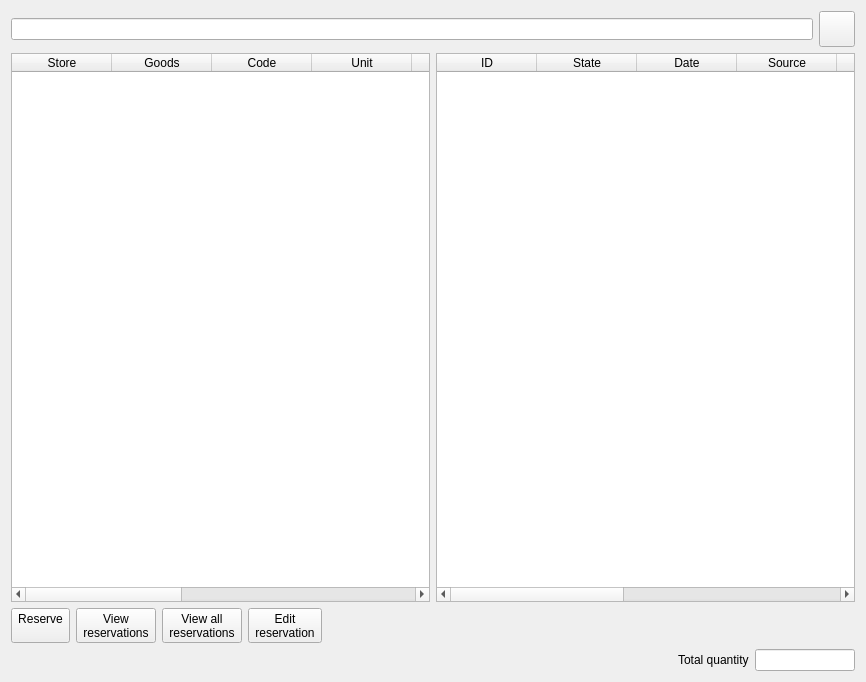
End1-1/Cafe5, file Shop/searchitems.ui: the form before one commit.
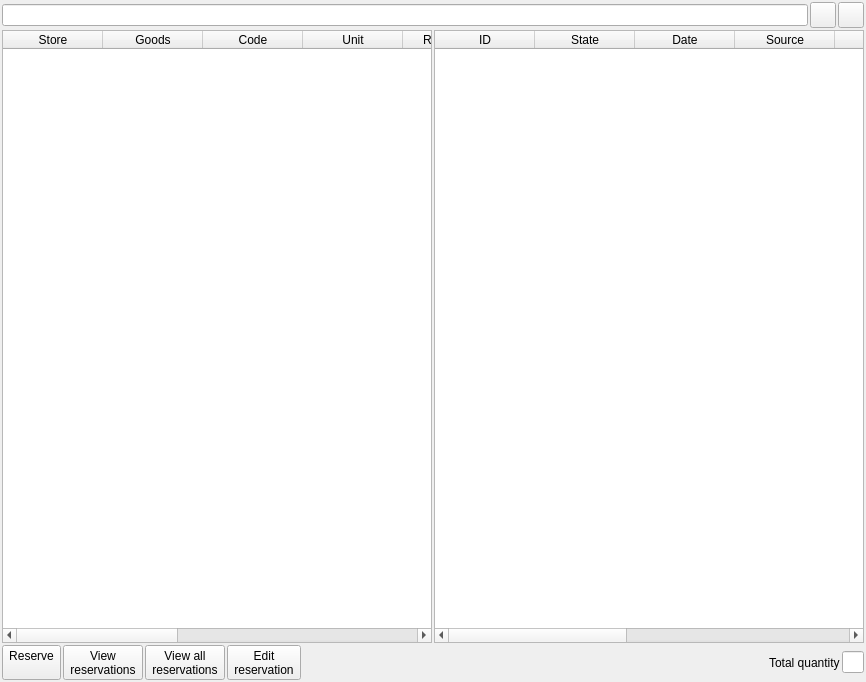
The form after the commit. Icons and pictures are not drawn. Custom widgets are drawn as their Qt base class.

What changed in the file:
```diff
--- a/Shop/searchitems.ui
+++ b/Shop/searchitems.ui
@@ -14,9 +14,27 @@
    <string>Search</string>
   </property>
   <layout class="QVBoxLayout" name="verticalLayout">
+   <property name="spacing">
+    <number>2</number>
+   </property>
+   <property name="leftMargin">
+    <number>2</number>
+   </property>
+   <property name="topMargin">
+    <number>2</number>
+   </property>
+   <property name="rightMargin">
+    <number>2</number>
+   </property>
+   <property name="bottomMargin">
+    <number>2</number>
+   </property>
    <item>
     <widget class="QWidget" name="widget" native="true">
      <layout class="QHBoxLayout" name="horizontalLayout">
+      <property name="spacing">
+       <number>2</number>
+      </property>
       <property name="leftMargin">
        <number>0</number>
       </property>
@@ -36,14 +54,14 @@
        <widget class="QToolButton" name="btnSearch">
         <property name="minimumSize">
          <size>
-          <width>36</width>
-          <height>36</height>
+          <width>26</width>
+          <height>26</height>
          </size>
         </property>
         <property name="maximumSize">
          <size>
-          <width>36</width>
-          <height>36</height>
+          <width>26</width>
+          <height>26</height>
          </size>
         </property>
         <property name="text">
@@ -55,8 +73,37 @@
         </property>
         <property name="iconSize">
          <size>
-          <width>35</width>
-          <height>32</height>
+          <width>24</width>
+          <height>24</height>
+         </size>
+        </property>
+       </widget>
+      </item>
+      <item>
+       <widget class="QToolButton" name="btnExit">
+        <property name="minimumSize">
+         <size>
+          <width>26</width>
+          <height>26</height>
+         </size>
+        </property>
+        <property name="maximumSize">
+         <size>
+          <width>26</width>
+          <height>26</height>
+         </size>
+        </property>
+        <property name="text">
+         <string/>
+        </property>
+        <property name="icon">
+         <iconset resource="../resources/res.qrc">
+          <normaloff>:/logout.png</normaloff>:/logout.png</iconset>
+        </property>
+        <property name="iconSize">
+         <size>
+          <width>24</width>
+          <height>24</height>
          </size>
         </property>
        </widget>
@@ -67,6 +114,9 @@
    <item>
     <widget class="QWidget" name="widget_4" native="true">
      <layout class="QHBoxLayout" name="horizontalLayout_4">
+      <property name="spacing">
+       <number>2</number>
+      </property>
       <property name="leftMargin">
        <number>0</number>
       </property>
@@ -206,6 +256,9 @@
    <item>
     <widget class="QWidget" name="widget_3" native="true">
      <layout class="QHBoxLayout" name="horizontalLayout_3">
+      <property name="spacing">
+       <number>2</number>
+      </property>
       <property name="leftMargin">
        <number>0</number>
       </property>
@@ -363,37 +416,6 @@
         </property>
        </spacer>
       </item>
-     </layout>
-    </widget>
-   </item>
-   <item>
-    <widget class="QWidget" name="widget_2" native="true">
-     <layout class="QHBoxLayout" name="horizontalLayout_2">
-      <property name="leftMargin">
-       <number>0</number>
-      </property>
-      <property name="topMargin">
-       <number>0</number>
-      </property>
-      <property name="rightMargin">
-       <number>0</number>
-      </property>
-      <property name="bottomMargin">
-       <number>0</number>
-      </property>
-      <item>
-       <spacer name="horizontalSpacer">
-        <property name="orientation">
-         <enum>Qt::Horizontal</enum>
-        </property>
-        <property name="sizeHint" stdset="0">
-         <size>
-          <width>501</width>
-          <height>20</height>
-         </size>
-        </property>
-       </spacer>
-      </item>
       <item>
        <widget class="QLabel" name="label">
         <property name="text">
@@ -420,16 +442,16 @@
   </layout>
  </widget>
  <customwidgets>
-  <customwidget>
-   <class>C5LineEdit</class>
-   <extends>QLineEdit</extends>
-   <header>c5lineedit.h</header>
-  </customwidget>
   <customwidget>
    <class>C5TableWidget</class>
    <extends>QTableWidget</extends>
    <header location="global">c5tablewidget.h</header>
   </customwidget>
+  <customwidget>
+   <class>C5LineEdit</class>
+   <extends>QLineEdit</extends>
+   <header location="global">c5lineedit.h</header>
+  </customwidget>
  </customwidgets>
  <resources>
   <include location="../resources/res.qrc"/>
```
